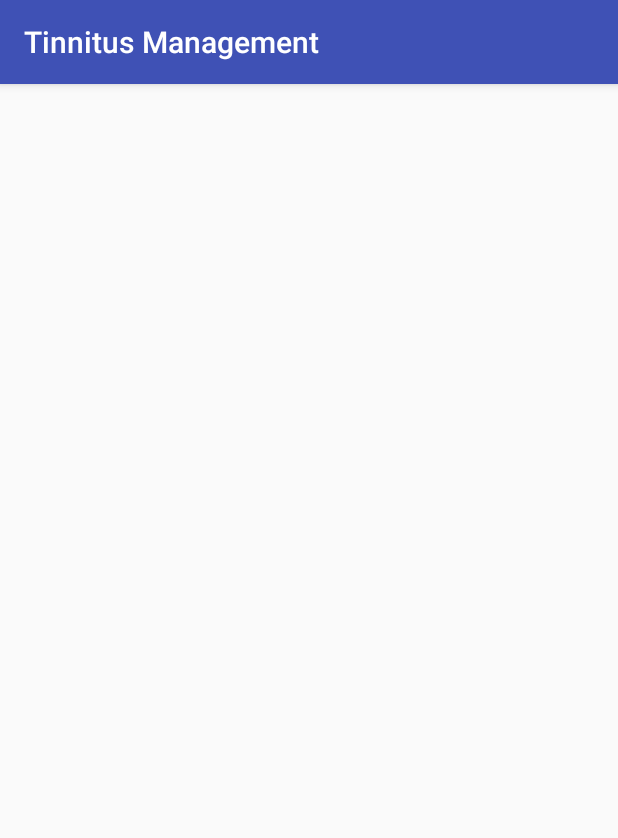
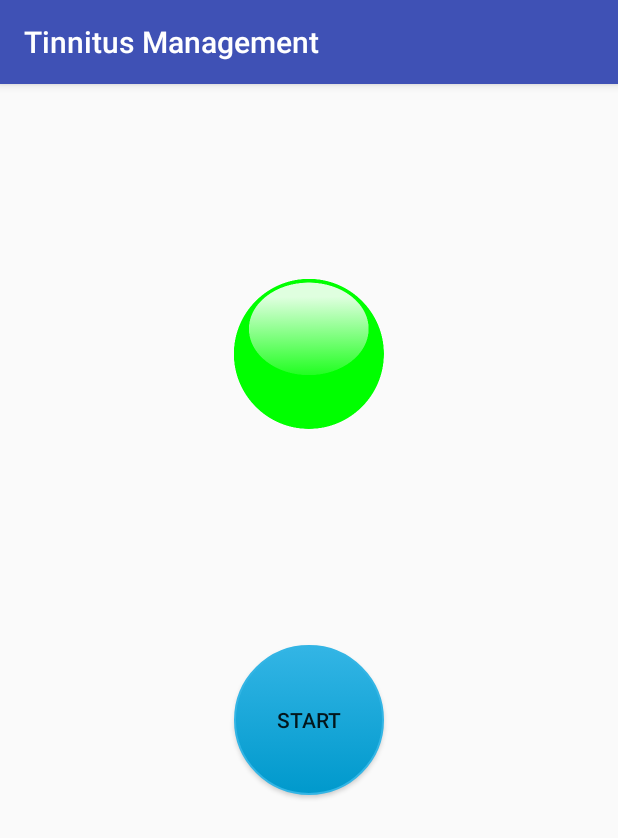
Before and after one commit to Boshoff93/TinnitusManagement, an Android app: the BreathControl screen opened directly, with no data from a screen before it, on a phone screen of 412 x 824 dp. Shown: the top 838 px of the screen. Run offline under Robolectric (Android 15) with nearby library versions, the phone set to English and light mode, and no system bars.

Commit message:
Added bubble that animates.

```diff
--- a/app/src/main/java/com/example/wiehan/tinnitusmanagement/BreathControl.java
+++ b/app/src/main/java/com/example/wiehan/tinnitusmanagement/BreathControl.java
@@ -1,13 +1,84 @@
 package com.example.wiehan.tinnitusmanagement;
 
+import android.os.Bundle;
 import android.support.v7.app.AppCompatActivity;
-import android.os.Bundle;
+import android.view.View;
+import android.view.animation.Animation;
+import android.view.animation.AnimationUtils;
+import android.widget.Button;
+
+
 
 public class BreathControl extends AppCompatActivity {
+    int globalCount = 0 ;
 
     @Override
     protected void onCreate(Bundle savedInstanceState) {
         super.onCreate(savedInstanceState);
         setContentView(R.layout.activity_breath_control);
+
+        final View view = findViewById(R.id.breath_bubble);
+        final Animation scaleBigger = AnimationUtils.loadAnimation(this, R.anim.scale_bigger);
+
+        final Animation scaleSmaller = AnimationUtils.loadAnimation(this, R.anim.scale_smaller);
+
+        Button buttonBreath = (Button) findViewById(R.id.buttunBreath);
+        buttonBreath.setOnClickListener(new View.OnClickListener() {
+            @Override
+            public void onClick(View v) {
+                expandBubble(view, scaleBigger, scaleSmaller);
+            }
+        });
     }
-}
+
+        //If continue button is pressed go back to the selector screen.
+    public void expandBubble(final View view, final Animation scaleBigger, final Animation scaleSmaller) {
+        view.startAnimation(scaleBigger);
+
+        scaleBigger.setAnimationListener(new Animation.AnimationListener() {
+
+            @Override
+            public void onAnimationStart(Animation animation) {
+            }
+
+            @Override
+            public void onAnimationRepeat(Animation animation) {
+            }
+
+            //Once Animation ends change screens
+            @Override
+            public void onAnimationEnd(Animation animation) {
+                contractBubble(view, scaleBigger, scaleSmaller);
+            }
+        });
+
+    }
+
+    public void contractBubble(final View view, final Animation scaleBigger, final Animation scaleSmaller) {
+        view.startAnimation(scaleSmaller);
+
+        scaleBigger.setAnimationListener(new Animation.AnimationListener() {
+
+            @Override
+            public void onAnimationStart(Animation animation) {
+            }
+
+            @Override
+            public void onAnimationRepeat(Animation animation) {
+            }
+
+            //Once Animation ends change screens
+            @Override
+            public void onAnimationEnd(Animation animation) {
+                globalCount++ ;
+
+                if (globalCount <5) {
+                    expandBubble(view, scaleBigger, scaleSmaller);
+                }
+
+            }
+        });
+
+    }
+
+    }
--- /dev/null
+++ b/app/src/main/res/anim/scale_bigger.xml
@@ -0,0 +1,14 @@
+<?xml version="1.0" encoding="utf-8"?>
+<set android:shareInterpolator="false"
+xmlns:android="http://schemas.android.com/apk/res/android">
+<scale
+    android:interpolator="@android:anim/accelerate_decelerate_interpolator"
+    android:fromXScale="1.0"
+    android:toXScale="1.4"
+    android:fromYScale="1.0"
+    android:toYScale="1.4"
+    android:pivotX="50%"
+    android:pivotY="50%"
+    android:fillAfter="false"
+    android:duration="5000" />
+</set>
--- /dev/null
+++ b/app/src/main/res/anim/scale_smaller.xml
@@ -0,0 +1,14 @@
+<?xml version="1.0" encoding="utf-8"?>
+<set android:shareInterpolator="false"
+    xmlns:android="http://schemas.android.com/apk/res/android">
+    <scale
+        android:interpolator="@android:anim/accelerate_decelerate_interpolator"
+        android:fromXScale="1.4"
+        android:toXScale="0.6"
+        android:fromYScale="1.4"
+        android:toYScale="0.6"
+        android:pivotX="50%"
+        android:pivotY="50%"
+        android:fillAfter="false"
+        android:duration="5000" />
+</set>
--- a/app/src/main/res/layout/activity_breath_control.xml
+++ b/app/src/main/res/layout/activity_breath_control.xml
@@ -1,5 +1,6 @@
 <?xml version="1.0" encoding="utf-8"?>
 <RelativeLayout xmlns:android="http://schemas.android.com/apk/res/android"
+    xmlns:app="http://schemas.android.com/apk/res-auto"
     xmlns:tools="http://schemas.android.com/tools"
     android:id="@+id/activity_breath_control"
     android:layout_width="match_parent"
@@ -10,4 +11,22 @@
     android:paddingTop="@dimen/activity_vertical_margin"
     tools:context="com.example.wiehan.tinnitusmanagement.BreathControl">
 
+    <Button
+        android:text="Start"
+        android:background="@drawable/my_personal_buttons"
+        android:layout_marginTop="144dp"
+        android:id="@+id/buttunBreath"
+        android:layout_below="@+id/breath_bubble"
+        android:layout_centerHorizontal="true"
+        android:layout_height="100dp"
+        android:layout_width="100dp" />
+
+    <ImageView
+        app:srcCompat="@drawable/bubble"
+        android:id="@+id/breath_bubble"
+        android:layout_height="100dp"
+        android:layout_width="100dp"
+        android:layout_marginTop="114dp"
+        android:layout_alignParentTop="true"
+        android:layout_alignStart="@+id/buttunBreath" />
 </RelativeLayout>
```
Also changed, not shown: app/src/main/res/drawable-xxhdpi/bubble.png (added).
